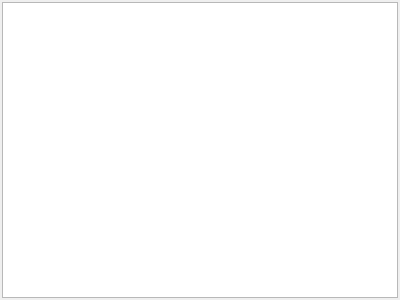
The window that taskbusplatform/gui/pdesignerview.ui (b-xiang/taskBus) describes before a commit, drawn with Qt 5.
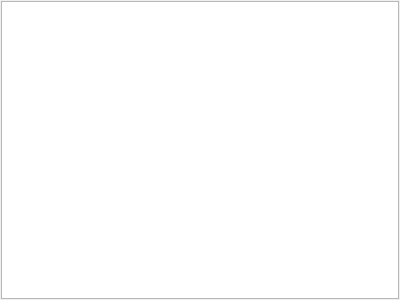
The same window after the commit. Icons and pictures are not drawn.

What changed in the file:
```diff
--- a/taskbusplatform/gui/pdesignerview.ui
+++ b/taskbusplatform/gui/pdesignerview.ui
@@ -13,21 +13,21 @@
   <property name="windowTitle">
    <string>Designer</string>
   </property>
-  <layout class="QVBoxLayout" name="verticalLayout">
+  <layout class="QHBoxLayout" name="horizontalLayout">
    <property name="spacing">
-    <number>2</number>
+    <number>1</number>
    </property>
    <property name="leftMargin">
-    <number>2</number>
+    <number>1</number>
    </property>
    <property name="topMargin">
-    <number>2</number>
+    <number>1</number>
    </property>
    <property name="rightMargin">
-    <number>2</number>
+    <number>1</number>
    </property>
    <property name="bottomMargin">
-    <number>2</number>
+    <number>1</number>
    </property>
    <item>
     <widget class="QGraphicsView" name="graphicsView_main">
```
Left out of the diff: 33 changed lines with no effect on the pictures.
